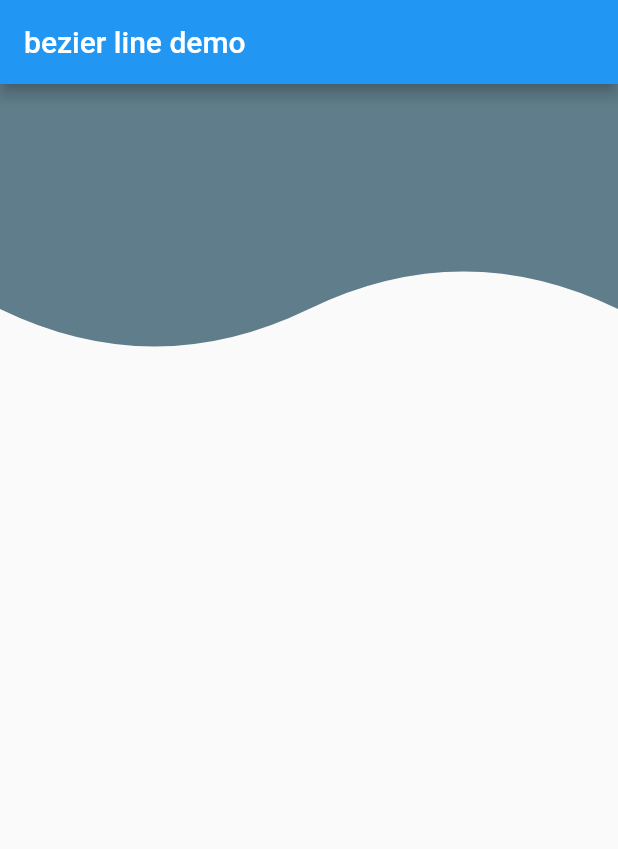
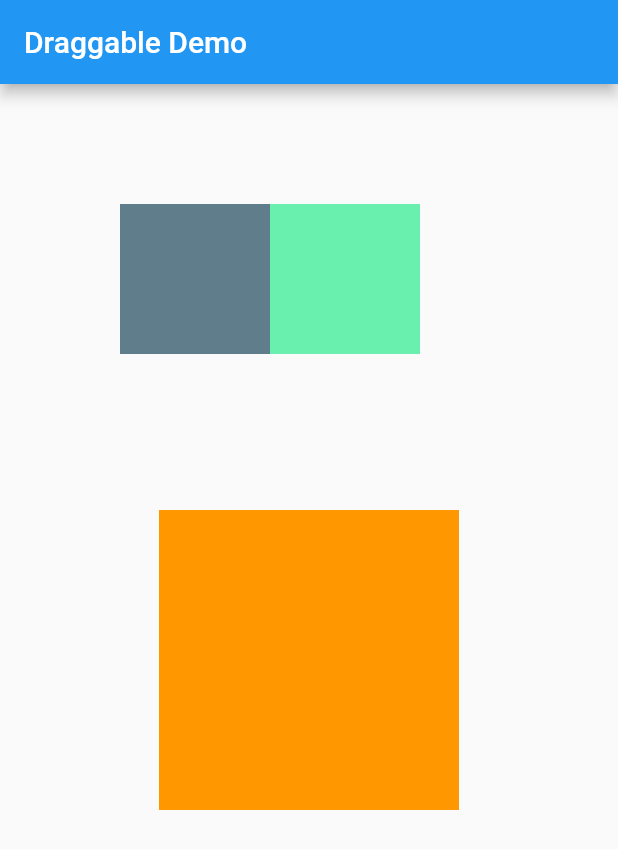
Before and after one commit to boywithsmalleyes/followjspang, a Flutter app: the screen it shows after launch, on a phone screen of 412 x 824 dp. Shown: the top 849 px of the screen. Run offline on Flutter 3.47's test engine with Material 2 defaults, Android fonts, the phone set to English and light mode, and no system bars; network calls fail.

Commit message:
thired commit

```diff
--- a/lib/bezier_line.dart
+++ b/lib/bezier_line.dart
@@ -54,7 +54,6 @@ class BottomClipper extends CustomClipper<Path> {
 
   @override
   bool shouldReclip(CustomClipper<Path> oldClipper) {
-    // TODO: implement shouldReclip
     return false;
   }
 }
--- /dev/null
+++ b/lib/dragable_widget.dart
@@ -0,0 +1,48 @@
+import 'package:flutter/material.dart';
+
+class DraggableWidget extends StatefulWidget {
+  final Offset offset;
+  final Color widgetColor;
+
+  DraggableWidget(this.offset, this.widgetColor);
+
+  @override
+  _DraggableWidgetState createState() => _DraggableWidgetState();
+}
+
+class _DraggableWidgetState extends State<DraggableWidget> {
+  var offset = Offset(0, 0);
+
+  @override
+  void initState() {
+    // TODO: implement initState
+    super.initState();
+    offset = widget.offset;
+  }
+
+  @override
+  Widget build(BuildContext context) {
+    return Positioned(
+      left: offset.dx,
+      top: offset.dy,
+      child: Draggable(
+        data: widget.widgetColor,
+        child: Container(
+          width: 100,
+          height: 100,
+          color: widget.widgetColor,
+        ),
+        feedback: Container(
+          width: 110,
+          height: 110,
+          color: widget.widgetColor.withOpacity(0.5),
+        ),
+        onDraggableCanceled: (v, offset) {
+          setState(() {
+            this.offset = offset;
+          });
+        },
+      ),
+    );
+  }
+}
--- /dev/null
+++ b/lib/draggable_demo.dart
@@ -0,0 +1,36 @@
+import 'package:flutter/material.dart';
+
+import 'dragable_widget.dart';
+
+class DraggableDemo extends StatelessWidget {
+  Color _drawableColor = Colors.orange;
+
+  @override
+  Widget build(BuildContext context) {
+    return Scaffold(
+      appBar: AppBar(
+        title: Text("Draggable Demo"),
+      ),
+      body: Stack(
+        children: <Widget>[
+          DraggableWidget(Offset(80, 80), Colors.blueGrey),
+          DraggableWidget(Offset(180, 80), Colors.greenAccent),
+          Center(
+            child: DragTarget(
+              onAccept: (Color color) {
+                _drawableColor = color;
+              },
+              builder: (context, candidateData, rejectedData) {
+                return Container(
+                  width: 200,
+                  height: 200,
+                  color: _drawableColor,
+                );
+              },
+            ),
+          ),
+        ],
+      ),
+    );
+  }
+}
--- a/lib/splash_screen.dart
+++ b/lib/splash_screen.dart
@@ -1,6 +1,8 @@
 import 'package:flutter/material.dart';
+import 'package:flutter_navitagor_anim/right_back.dart';
 
 import 'bezier_line.dart';
+import 'draggable_demo.dart';
 
 class SplashScreen extends StatefulWidget {
   @override
@@ -23,7 +25,7 @@ class _SplashScreenState extends State<SplashScreen>
       if (state == AnimationStatus.completed) {
         Navigator.pushAndRemoveUntil(
             context,
-            MaterialPageRoute(builder: (context) => BezierLineDemo()),
+            MaterialPageRoute(builder: (context) => DraggableDemo()),
             (route) => route == null);
       }
     });
```
Also changed, not shown: lib/right_back.dart (added, +29 -0 lines).
